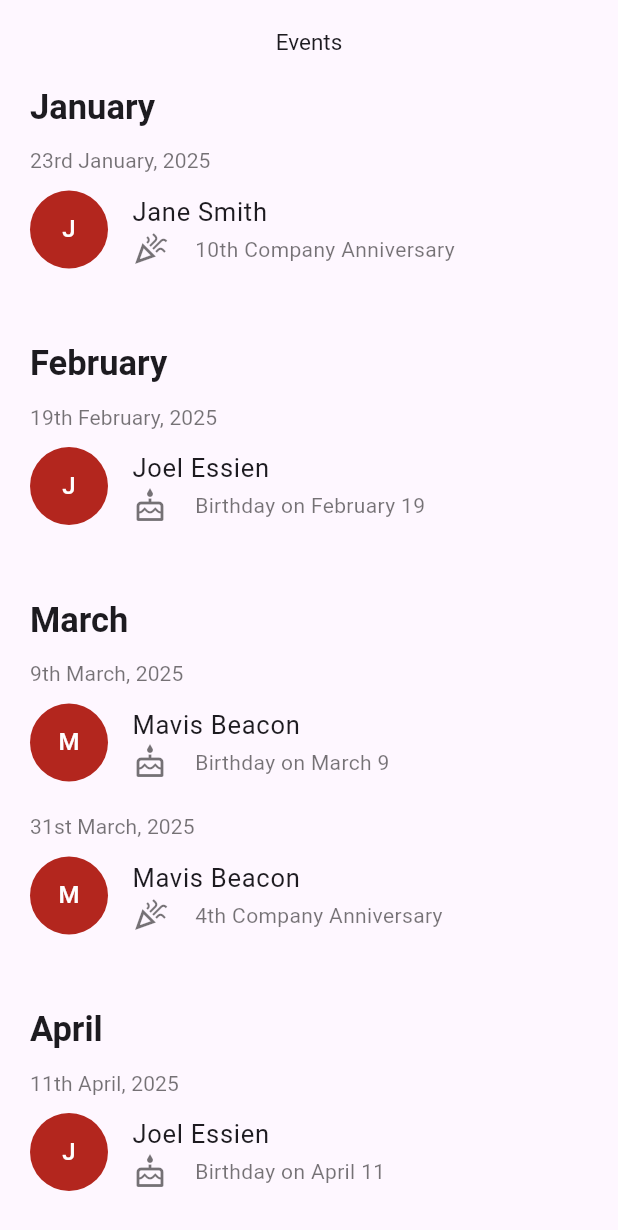
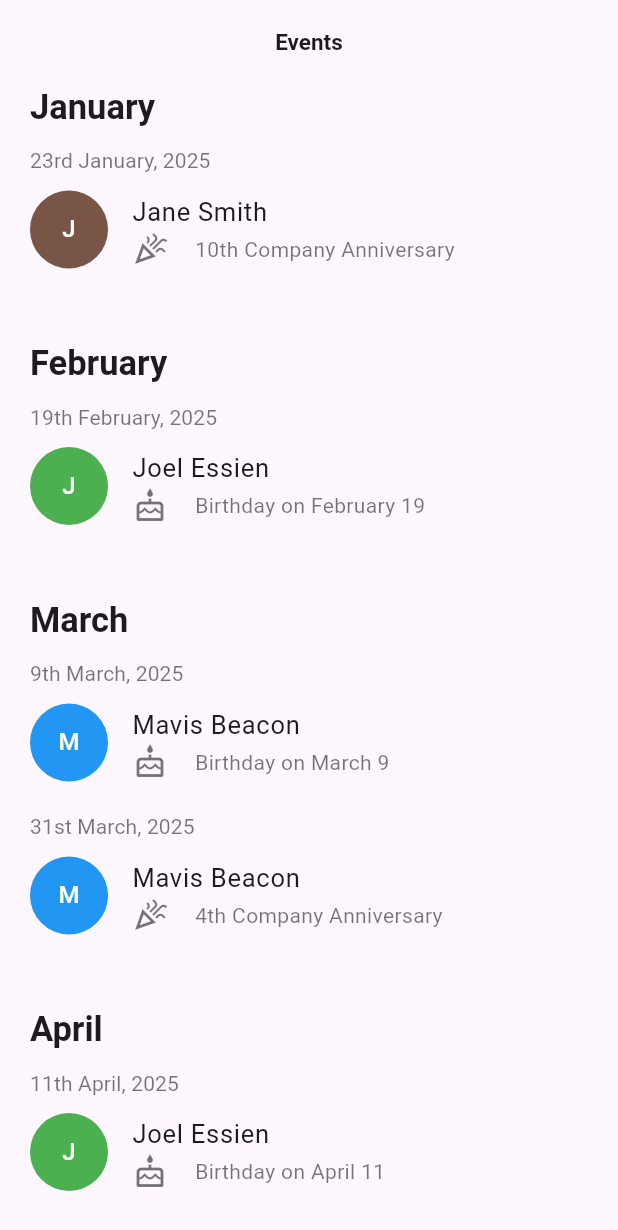
Before and after one commit to ernestlipson/Amalitech-Interview-Demo, a Flutter app: the screen it shows after launch, on a phone screen of 412 x 824 dp. Shown: the top 1230 px of the screen. Run offline on Flutter 3.47's test engine with Material 3 defaults, Android fonts, the phone set to English and light mode, and no system bars.

Commit message:
Enhance events page UI with bold title, dynamic color assignment, and smooth scrolling
- Make the Events page title bold in the app bar
- Implement dynamic color assignment for event avatars based on event title
- Add BouncingScrollPhysics for smoother scrolling experience
- Update avatar text style to be semi-bold
- Temporarily comment out floating action button code for future use

```diff
--- a/lib/presentation/events_page.dart
+++ b/lib/presentation/events_page.dart
@@ -54,15 +54,36 @@ class _EventsPageState extends State<EventsPage> {
       appBar: AppBar(
         title: const Text(
           'Events',
-          style: TextStyle(fontSize: 15),
+          style: TextStyle(fontSize: 15, fontWeight: FontWeight.bold),
         ),
         centerTitle: true,
       ),
       body: ListView.builder(
+        physics: const BouncingScrollPhysics(),
         itemCount: months.length,
         itemBuilder: (context, index) {
           String month = groupedEvents.keys.elementAt(index);
           List<Event> events = groupedEvents[month]!;
+
+          Map<String, Color> titleColors = {};
+
+          Color getColorForTitle(String title) {
+            if (!titleColors.containsKey(title)) {
+              final colors = [
+                Colors.red,
+                Colors.green,
+                Colors.blue,
+                Colors.orange,
+                Colors.purple,
+                Colors.brown,
+                Colors.teal,
+                Colors.indigo,
+              ];
+              final colorIndex = title.hashCode % colors.length;
+              titleColors[title] = colors[colorIndex];
+            }
+            return titleColors[title]!;
+          }
 
           return Column(
             crossAxisAlignment: CrossAxisAlignment.start,
@@ -101,10 +122,12 @@ class _EventsPageState extends State<EventsPage> {
                             const EdgeInsets.symmetric(horizontal: 0),
                         leading: CircleAvatar(
                           radius: 26,
-                          backgroundColor: Theme.of(context).colorScheme.error,
+                          backgroundColor: getColorForTitle(event.title),
                           child: Text(
                             event.title[0].toUpperCase(),
-                            style: const TextStyle(color: Colors.white),
+                            style: const TextStyle(
+                                color: Colors.white,
+                                fontWeight: FontWeight.w500),
                           ),
                         ),
                         title: Text(
@@ -128,6 +151,12 @@ class _EventsPageState extends State<EventsPage> {
           );
         },
       ),
+      // floatingActionButton: FloatingActionButton(
+      //   onPressed: () {
+      //     // Add your action here
+      //   },
+      //   child: const Icon(Icons.toggle_on_outlined),
+      // ),
     );
   }
 }
```
